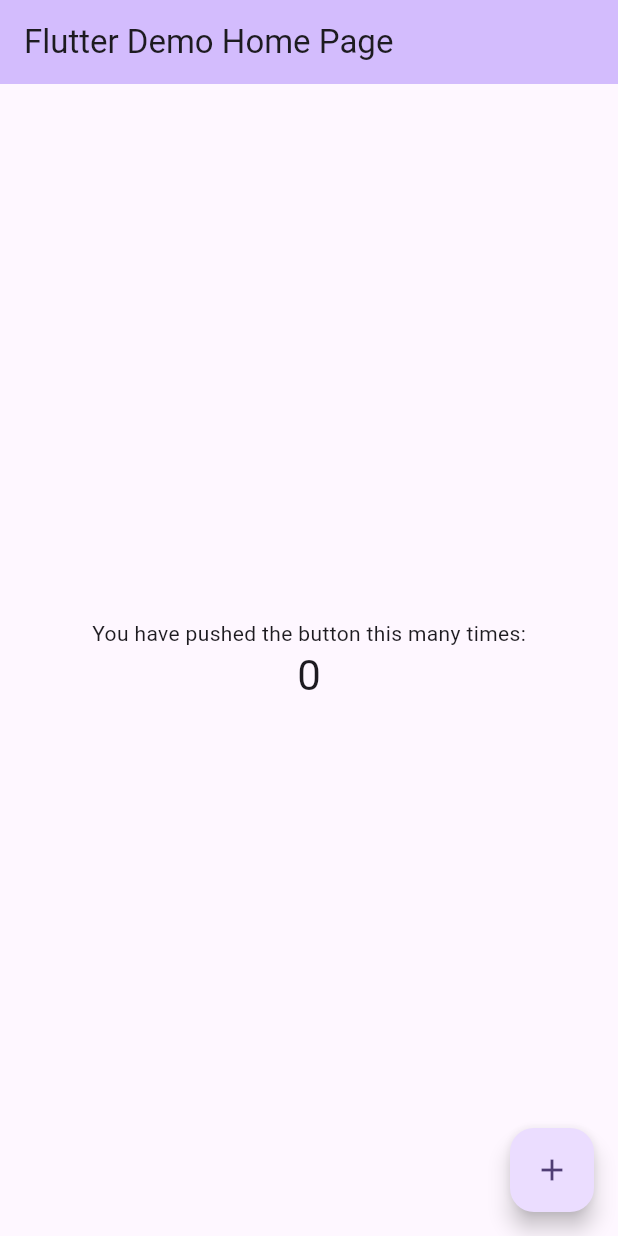
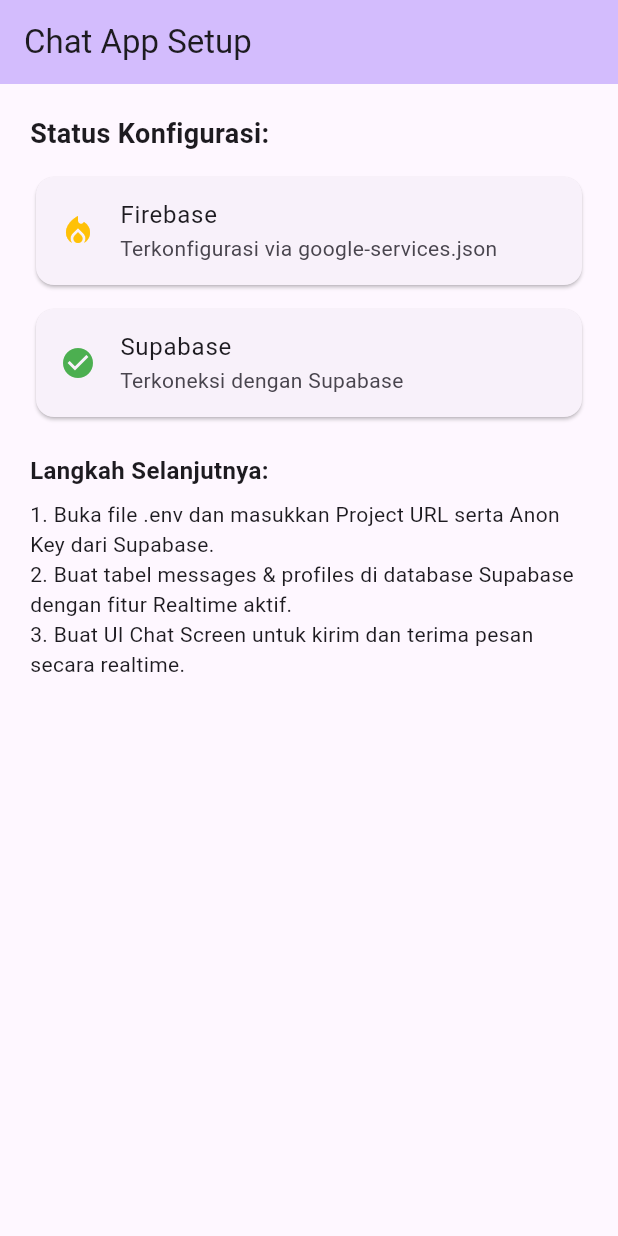
Before and after one commit to muhamadayeshaaulia/chating-apps, a Flutter app: the screen it shows after launch, on a phone screen of 412 x 824 dp. Run offline on Flutter 3.47's test engine with Material 3 defaults, Android fonts, the phone set to English and light mode, and no system bars; our stand-ins replace firebase_core, flutter_dotenv, supabase_flutter; accounts and stored records are empty.

Commit message:
feat : membuat .env untuk setup supabase

```diff
--- a/lib/main.dart
+++ b/lib/main.dart
@@ -1,121 +1,114 @@
 import 'package:flutter/material.dart';
+import 'package:flutter_dotenv/flutter_dotenv.dart';
+import 'package:firebase_core/firebase_core.dart';
+import 'package:supabase_flutter/supabase_flutter.dart';
+import 'firebase_options.dart';
 
-void main() {
+Future<void> main() async {
+  WidgetsFlutterBinding.ensureInitialized();
+
+  // 1. Muat environment variables dari file .env
+  await dotenv.load(fileName: ".env");
+
+  // 2. Inisialisasi Firebase
+  try {
+    await Firebase.initializeApp(
+      options: DefaultFirebaseOptions.currentPlatform,
+    );
+  } catch (e) {
+    debugPrint('Firebase initialization error: $e');
+  }
+
+  // 3. Inisialisasi Supabase
+  final supabaseUrl = dotenv.env['SUPABASE_URL'] ?? '';
+  final supabaseAnonKey = dotenv.env['SUPABASE_ANON_KEY'] ?? '';
+
+  if (supabaseUrl.isNotEmpty &&
+      supabaseAnonKey.isNotEmpty &&
+      !supabaseUrl.contains('your-project-id')) {
+    await Supabase.initialize(
+      url: supabaseUrl,
+      anonKey: supabaseAnonKey,
+    );
+  }
+
   runApp(const MyApp());
 }
 
 class MyApp extends StatelessWidget {
   const MyApp({super.key});
 
-  // This widget is the root of your application.
   @override
   Widget build(BuildContext context) {
     return MaterialApp(
-      title: 'Flutter Demo',
+      title: 'Chat App',
+      debugShowCheckedModeBanner: false,
       theme: ThemeData(
-        // This is the theme of your application.
-        //
-        // TRY THIS: Try running your application with "flutter run". You'll see
-        // the application has a purple toolbar. Then, without quitting the app,
-        // try changing the seedColor in the colorScheme below to Colors.green
-        // and then invoke "hot reload" (save your changes or press the "hot
-        // reload" button in a Flutter-supported IDE, or press "r" if you used
-        // the command line to start the app).
-        //
-        // Notice that the counter didn't reset back to zero; the application
-        // state is not lost during the reload. To reset the state, use hot
-        // restart instead.
-        //
-        // This works for code too, not just values: Most code changes can be
-        // tested with just a hot reload.
-        colorScheme: .fromSeed(seedColor: Colors.deepPurple),
+        colorScheme: ColorScheme.fromSeed(seedColor: Colors.deepPurple),
+        useMaterial3: true,
       ),
-      home: const MyHomePage(title: 'Flutter Demo Home Page'),
+      home: const HomeScreen(),
     );
   }
 }
 
-class MyHomePage extends StatefulWidget {
-  const MyHomePage({super.key, required this.title});
-
-  // This widget is the home page of your application. It is stateful, meaning
-  // that it has a State object (defined below) that contains fields that affect
-  // how it looks.
-
-  // This class is the configuration for the state. It holds the values (in this
-  // case the title) provided by the parent (in this case the App widget) and
-  // used by the build method of the State. Fields in a Widget subclass are
-  // always marked "final".
-
-  final String title;
-
-  @override
-  State<MyHomePage> createState() => _MyHomePageState();
-}
-
-class _MyHomePageState extends State<MyHomePage> {
-  int _counter = 0;
-
-  void _incrementCounter() {
-    setState(() {
-      // This call to setState tells the Flutter framework that something has
-      // changed in this State, which causes it to rerun the build method below
-      // so that the display can reflect the updated values. If we changed
-      // _counter without calling setState(), then the build method would not be
-      // called again, and so nothing would appear to happen.
-      _counter++;
-    });
-  }
+class HomeScreen extends StatelessWidget {
+  const HomeScreen({super.key});
 
   @override
   Widget build(BuildContext context) {
-    // This method is rerun every time setState is called, for instance as done
-    // by the _incrementCounter method above.
-    //
-    // The Flutter framework has been optimized to make rerunning build methods
-    // fast, so that you can just rebuild anything that needs updating rather
-    // than having to individually change instances of widgets.
+    final isSupabaseConfigured =
+        dotenv.env['SUPABASE_URL'] != null &&
+        !dotenv.env['SUPABASE_URL']!.contains('your-project-id');
+
     return Scaffold(
       appBar: AppBar(
-        // TRY THIS: Try changing the color here to a specific color (to
-        // Colors.amber, perhaps?) and trigger a hot reload to see the AppBar
-        // change color while the other colors stay the same.
+        title: const Text('Chat App Setup'),
         backgroundColor: Theme.of(context).colorScheme.inversePrimary,
-        // Here we take the value from the MyHomePage object that was created by
-        // the App.build method, and use it to set our appbar title.
-        title: Text(widget.title),
       ),
-      body: Center(
-        // Center is a layout widget. It takes a single child and positions it
-        // in the middle of the parent.
+      body: Padding(
+        padding: const EdgeInsets.all(20.0),
         child: Column(
-          // Column is also a layout widget. It takes a list of children and
-          // arranges them vertically. By default, it sizes itself to fit its
-          // children horizontally, and tries to be as tall as its parent.
-          //
-          // Column has various properties to control how it sizes itself and
-          // how it positions its children. Here we use mainAxisAlignment to
-          // center the children vertically; the main axis here is the vertical
-          // axis because Columns are vertical (the cross axis would be
-          // horizontal).
-          //
-          // TRY THIS: Invoke "debug painting" (choose the "Toggle Debug Paint"
-          // action in the IDE, or press "p" in the console), to see the
-          // wireframe for each widget.
-          mainAxisAlignment: .center,
+          crossAxisAlignment: CrossAxisAlignment.start,
           children: [
-            const Text('You have pushed the button this many times:'),
-            Text(
-              '$_counter',
-              style: Theme.of(context).textTheme.headlineMedium,
+            const Text(
+              'Status Konfigurasi:',
+              style: TextStyle(fontSize: 18, fontWeight: FontWeight.bold),
             ),
+            const SizedBox(height: 12),
+            Card(
+              child: ListTile(
+                leading: const Icon(Icons.local_fire_department, color: Colors.amber),
+                title: const Text('Firebase'),
+                subtitle: const Text('Terkonfigurasi via google-services.json'),
+              ),
+            ),
+            const SizedBox(height: 8),
+            Card(
+              child: ListTile(
+                leading: Icon(
+                  isSupabaseConfigured ? Icons.check_circle : Icons.warning_amber_rounded,
+                  color: isSupabaseConfigured ? Colors.green : Colors.orange,
+                ),
+                title: const Text('Supabase'),
+                subtitle: Text(
+                  isSupabaseConfigured
+                      ? 'Terkoneksi dengan Supabase'
+                      : 'Silakan isi URL & Anon Key di file .env',
+                ),
+              ),
+            ),
+            const SizedBox(height: 20),
+            const Text(
+              'Langkah Selanjutnya:',
+              style: TextStyle(fontSize: 16, fontWeight: FontWeight.bold),
+            ),
+            const SizedBox(height: 8),
+            const Text('1. Buka file .env dan masukkan Project URL serta Anon Key dari Supabase.'),
+            const Text('2. Buat tabel messages & profiles di database Supabase dengan fitur Realtime aktif.'),
+            const Text('3. Buat UI Chat Screen untuk kirim dan terima pesan secara realtime.'),
           ],
         ),
-      ),
-      floatingActionButton: FloatingActionButton(
-        onPressed: _incrementCounter,
-        tooltip: 'Increment',
-        child: const Icon(Icons.add),
       ),
     );
   }
```
Also changed, not shown: pubspec.yaml (+10 -0 lines), 2 other files.
